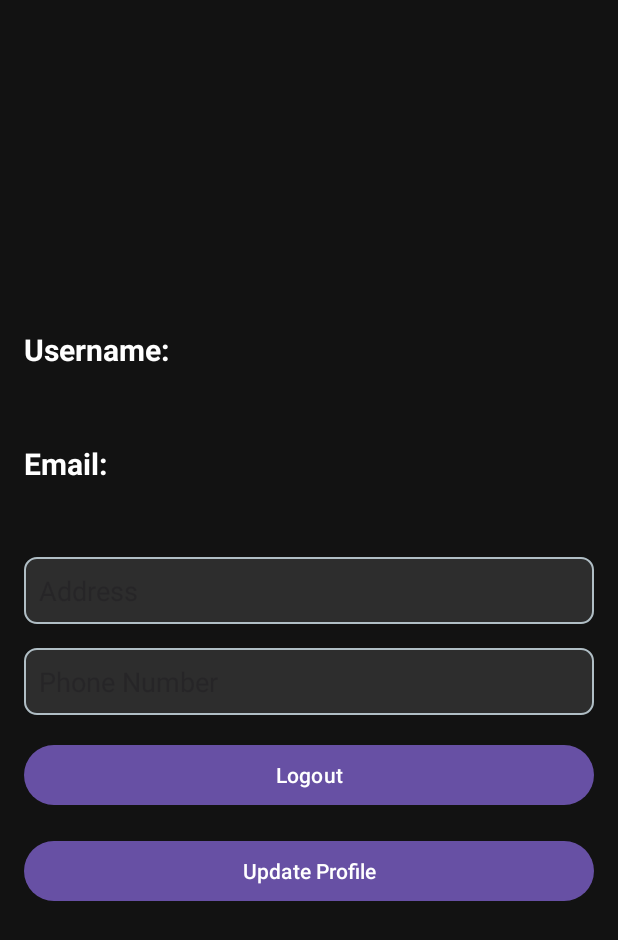
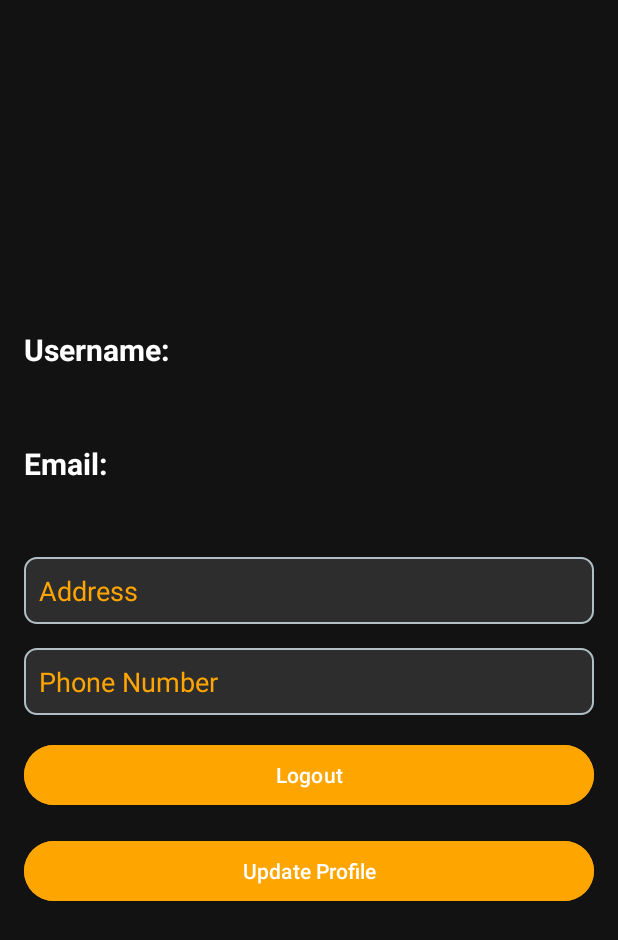
Before and after one commit to Vora-Namra/QuickShop, an Android app: the layout fragment_profile.xml on its own in the app's theme, with its tools: preview values and no code run, on a phone screen of 412 x 824 dp. Shown: the top 940 px of the screen. Run offline under Robolectric (Android 15) with nearby library versions, the phone set to English and light mode, and no system bars.

```diff
--- a/app/src/main/res/drawable/button_background.xml
+++ b/app/src/main/res/drawable/button_background.xml
@@ -1,4 +1,4 @@
 <shape xmlns:android="http://schemas.android.com/apk/res/android">
-    <solid android:color="#6200EE"/>
+    <solid android:color="@color/orange"/>
     <corners android:radius="12dp"/>
 </shape>
--- a/app/src/main/res/layout/fragment_cart.xml
+++ b/app/src/main/res/layout/fragment_cart.xml
@@ -26,7 +26,7 @@
         android:text="Total Price: $0.00"
         android:textSize="18sp"
         android:textStyle="bold"
-        android:textColor="#FFFFFF"
+        android:textColor="@color/orange"
     app:layout_constraintBottom_toTopOf="@+id/btn_place_order"
     app:layout_constraintEnd_toEndOf="parent"
     app:layout_constraintStart_toStartOf="parent" />
@@ -38,7 +38,7 @@
         android:layout_height="wrap_content"
         android:text="Place Order"
         android:textColor="#FFFFFF"
-    android:backgroundTint="#6200EE"
+    android:backgroundTint="#FFA500"
     android:textSize="16sp"
     android:padding="12dp"
     app:layout_constraintBottom_toBottomOf="parent"
--- a/app/src/main/res/layout/fragment_profile.xml
+++ b/app/src/main/res/layout/fragment_profile.xml
@@ -26,7 +26,7 @@
             android:id="@+id/tv_username"
             android:layout_width="wrap_content"
             android:layout_height="wrap_content"
-            android:textColor="#FFFFFF"
+            android:textColor="#FFA500"
             android:textSize="18sp"
             android:layout_marginBottom="16dp" />
 
@@ -45,7 +45,7 @@
             android:id="@+id/tv_email"
             android:layout_width="wrap_content"
             android:layout_height="wrap_content"
-            android:textColor="#FFFFFF"
+            android:textColor="#FFA500"
             android:textSize="18sp"
             android:layout_marginBottom="16dp" />
 
@@ -56,6 +56,8 @@
             android:layout_height="wrap_content"
             android:hint="Address"
             android:inputType="text"
+            android:textColorHint="#FFA500"
+            android:textColor="@color/white"
             android:layout_marginBottom="16dp"
             android:padding="10dp"
             android:background="@drawable/edit_text_background" />
@@ -67,6 +69,8 @@
             android:layout_height="wrap_content"
             android:hint="Phone Number"
             android:inputType="phone"
+            android:textColor="@color/white"
+            android:textColorHint="#FFA500"
             android:layout_marginBottom="16dp"
             android:padding="10dp"
             android:background="@drawable/edit_text_background" />
@@ -77,6 +81,7 @@
             android:layout_width="match_parent"
             android:layout_height="wrap_content"
             android:text="Logout"
+            android:backgroundTint="#FFA500"
             android:layout_marginBottom="16dp" />
 
         <!-- Update Button -->
@@ -84,6 +89,7 @@
             android:id="@+id/btn_update"
             android:layout_width="match_parent"
             android:layout_height="wrap_content"
+            android:backgroundTint="#FFA500"
             android:text="Update Profile" />
     </LinearLayout>
 </ScrollView>
--- a/app/src/main/res/layout/item_order.xml
+++ b/app/src/main/res/layout/item_order.xml
@@ -16,7 +16,7 @@
         android:layout_height="wrap_content"
         android:text="Order ID"
         android:textStyle="bold"
-        android:textColor="#FFFFFF"
+        android:textColor="@color/orange"
     android:textSize="20dp"
     android:layout_marginBottom="8dp" />
 
--- a/app/src/main/res/layout/item_product.xml
+++ b/app/src/main/res/layout/item_product.xml
@@ -17,12 +17,14 @@
         android:layout_width="wrap_content"
         android:layout_height="wrap_content"
         android:text="Product Name"
+        android:textColor="@color/white"
         android:textSize="18sp" />
 
     <TextView
         android:id="@+id/product_price"
         android:layout_width="wrap_content"
         android:layout_height="wrap_content"
+        android:textColor="@color/orange"
         android:text="Product Price"
         android:textSize="16sp" />
 </LinearLayout>
--- a/app/src/main/res/values/colors.xml
+++ b/app/src/main/res/values/colors.xml
@@ -7,6 +7,7 @@
     <color name="colorPrimary">#121212</color>      <!-- Dark grey -->
     <color name="colorPrimaryDark">#1C1C1C</color>  <!-- Darker grey -->
     <color name="colorAccent">#FF4081</color>
+    <color name="orange">#FFA500</color>
 
     <color name="splash_text_color">#FFFFFF</color> <!-- White text color -->
     <color name="splash_background">#FF5722</color>
```
